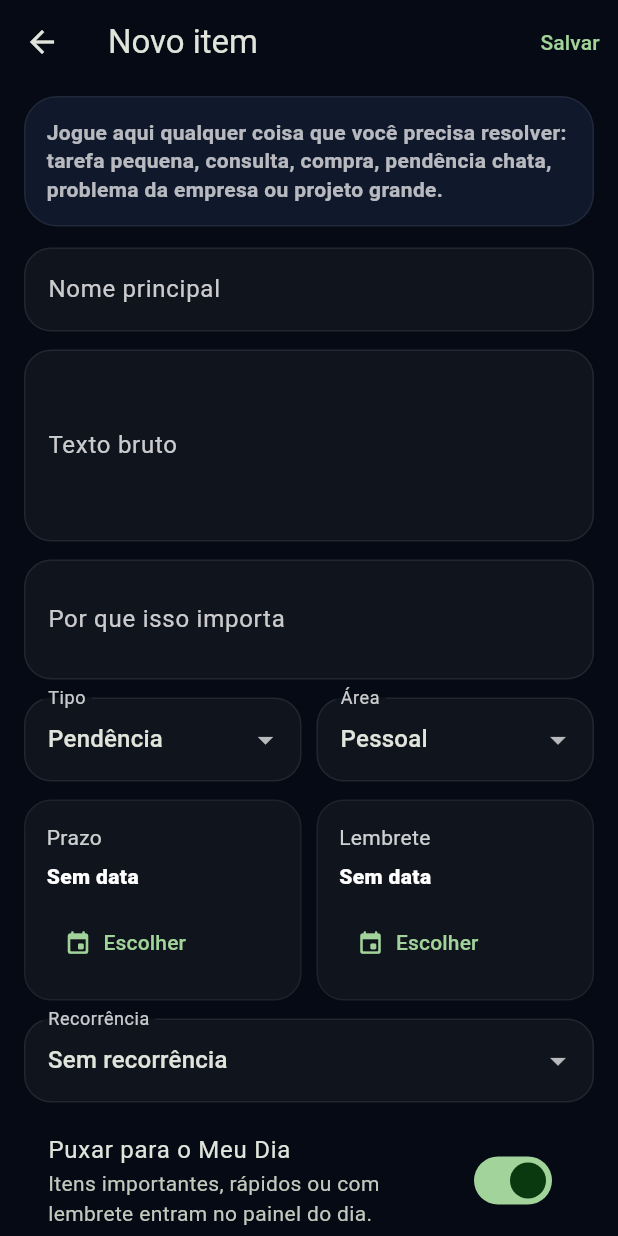
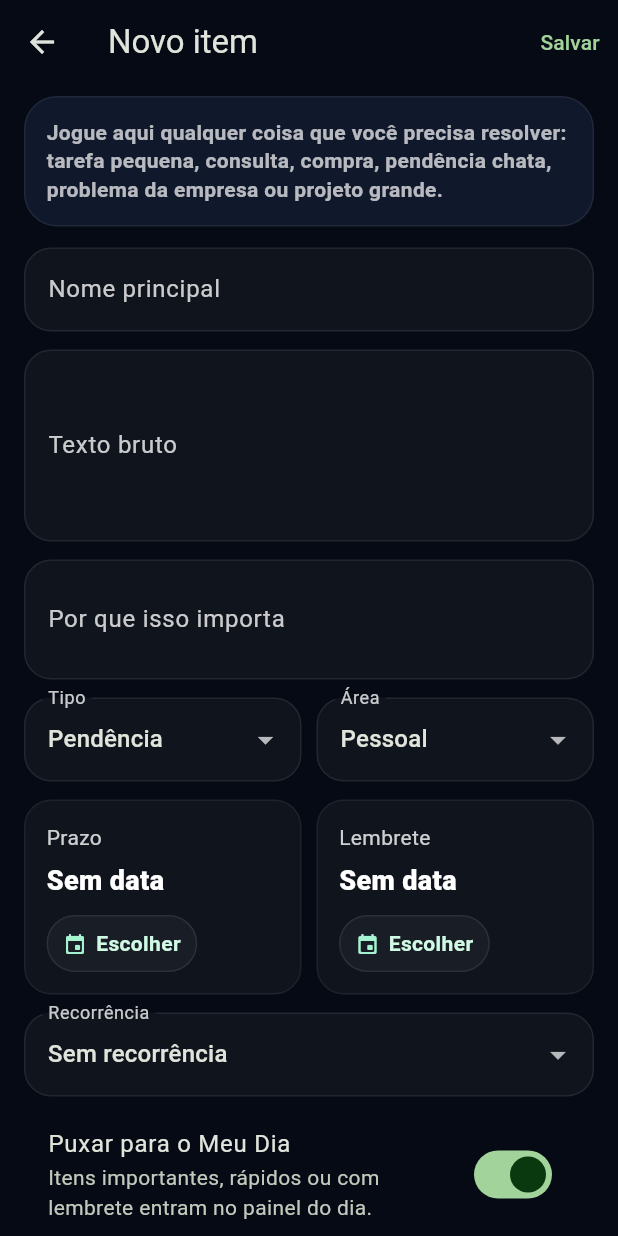
Before and after one commit to Fabrithizio/Vida_app, a Flutter app: the GoalEditorPage screen opened directly, on a phone screen of 412 x 824 dp. Run offline on Flutter 3.47's test engine with Material 3 defaults, Android fonts, the phone set to English and light mode, and no system bars; our stand-ins replace firebase_auth, firebase_core, flutter_local_notifications, google_sign_in, hive_flutter, package_info_plus and 3 more; missing offline and left inert: health; accounts and stored records are empty.

Commit message:
correcao de bug pixel objetivos

```diff
--- a/lib/features/goals/presentation/pages/goal_editor_page.dart
+++ b/lib/features/goals/presentation/pages/goal_editor_page.dart
@@ -6,6 +6,7 @@
 // - Aceita captura livre e rápida
 // - Gera uma estrutura inicial útil para não deixar o usuário travado
 // - Adiciona prazo, lembrete, recorrência, aguardando alguém e algum dia
+// - Corrige overflows de layout nos cards de data e nos blocos do editor
 // ============================================================================
 
 import 'dart:math' as math;
@@ -523,6 +524,7 @@ class _GoalEditorPageState extends State<GoalEditorPage> {
           ),
           const SizedBox(height: 12),
           Row(
+            crossAxisAlignment: CrossAxisAlignment.start,
             children: [
               Expanded(
                 child: _dateCard(
@@ -697,30 +699,70 @@ class _GoalEditorPageState extends State<GoalEditorPage> {
         children: [
           Text(title, style: TextStyle(color: Colors.white.withOpacity(0.80))),
           const SizedBox(height: 6),
-          Text(
-            value,
-            style: const TextStyle(
-              color: Colors.white,
-              fontWeight: FontWeight.w900,
+          FittedBox(
+            fit: BoxFit.scaleDown,
+            alignment: Alignment.centerLeft,
+            child: Text(
+              value,
+              style: const TextStyle(
+                color: Colors.white,
+                fontWeight: FontWeight.w900,
+                fontSize: 18,
+              ),
             ),
           ),
           const SizedBox(height: 10),
-          Row(
+          Wrap(
+            spacing: 8,
+            runSpacing: 8,
             children: [
-              TextButton.icon(
-                onPressed: onPick,
-                icon: const Icon(Icons.event_rounded),
-                label: const Text('Escolher'),
+              _smallActionButton(
+                icon: Icons.event_rounded,
+                label: 'Escolher',
+                onTap: onPick,
               ),
               if (onClear != null)
-                TextButton.icon(
-                  onPressed: onClear,
-                  icon: const Icon(Icons.close_rounded),
-                  label: const Text('Limpar'),
+                _smallActionButton(
+                  icon: Icons.close_rounded,
+                  label: 'Limpar',
+                  onTap: onClear,
                 ),
             ],
           ),
         ],
+      ),
+    );
+  }
+
+  Widget _smallActionButton({
+    required IconData icon,
+    required String label,
+    required VoidCallback onTap,
+  }) {
+    return InkWell(
+      onTap: onTap,
+      borderRadius: BorderRadius.circular(999),
+      child: Container(
+        padding: const EdgeInsets.symmetric(horizontal: 10, vertical: 8),
+        decoration: BoxDecoration(
+          color: Colors.white.withOpacity(0.04),
+          borderRadius: BorderRadius.circular(999),
+          border: Border.all(color: Colors.white.withOpacity(0.08)),
+        ),
+        child: Row(
+          mainAxisSize: MainAxisSize.min,
+          children: [
+            Icon(icon, size: 16, color: const Color(0xFFA7F3D0)),
+            const SizedBox(width: 6),
+            Text(
+              label,
+              style: const TextStyle(
+                color: Color(0xFFD1FAE5),
+                fontWeight: FontWeight.w700,
+              ),
+            ),
+          ],
+        ),
       ),
     );
   }
```
